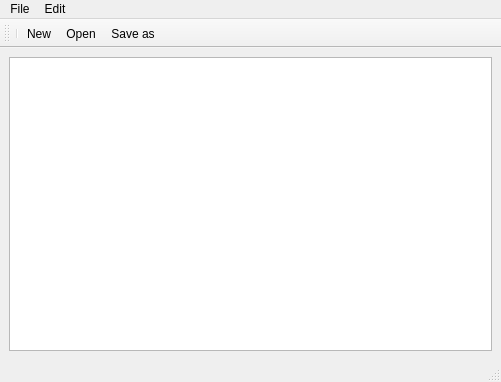
Old version of the form client/editor.ui in the repository PoliDox/PoliDox.
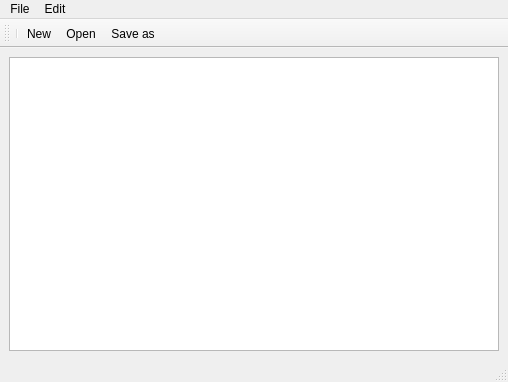
New version of the form. Icons and pictures are not drawn.

The edit to the form file:
```diff
--- a/client/editor.ui
+++ b/client/editor.ui
@@ -6,7 +6,7 @@
    <rect>
     <x>0</x>
     <y>0</y>
-    <width>501</width>
+    <width>508</width>
     <height>382</height>
    </rect>
   </property>
@@ -29,7 +29,7 @@
     <rect>
      <x>0</x>
      <y>0</y>
-     <width>501</width>
+     <width>508</width>
      <height>22</height>
     </rect>
    </property>
```
Left out of the diff: 3 changed lines with no effect on the pictures.
